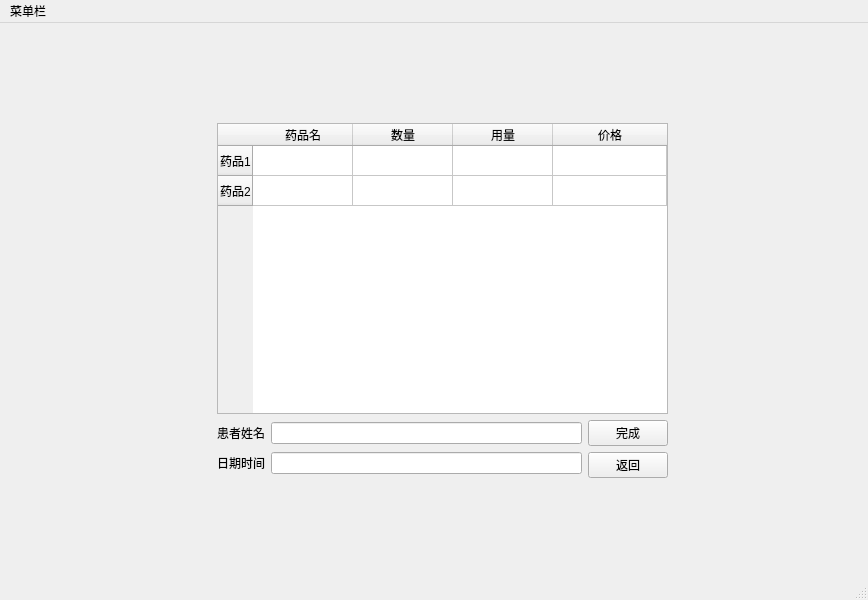
BottleOfErie/SmartHospital, file ui/EditRecipeAndPaymentOrder.ui: the form before one commit.
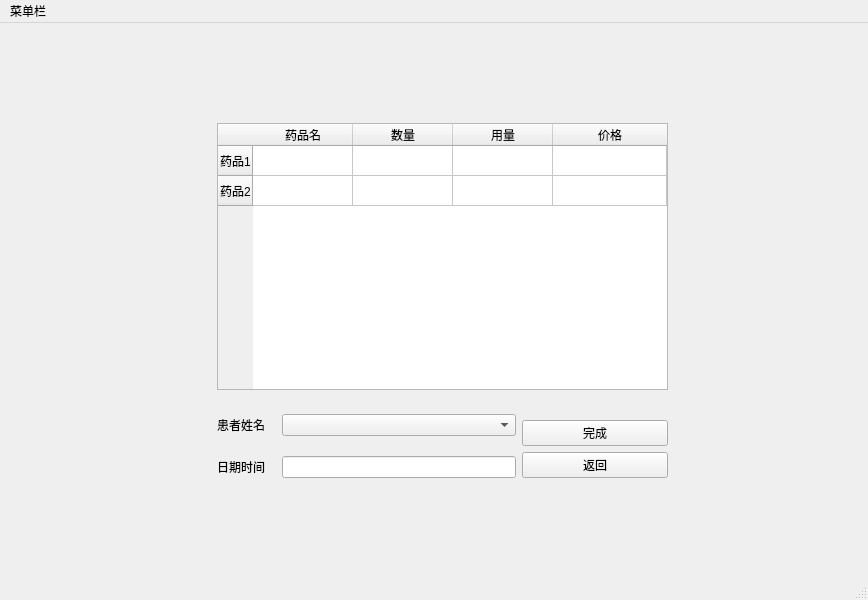
The form after the commit. Icons and pictures are not drawn.

Diff of the .ui file:
```diff
--- a/ui/EditRecipeAndPaymentOrder.ui
+++ b/ui/EditRecipeAndPaymentOrder.ui
@@ -33,7 +33,7 @@
     <property name="bottomMargin">
      <number>100</number>
     </property>
-    <item row="1" column="1">
+    <item row="3" column="2">
      <layout class="QVBoxLayout" name="verticalLayout_2">
       <item>
        <widget class="QPushButton" name="pushButton">
@@ -51,42 +51,7 @@
       </item>
      </layout>
     </item>
-    <item row="1" column="0">
-     <layout class="QVBoxLayout" name="verticalLayout">
-      <item>
-       <layout class="QHBoxLayout" name="horizontalLayout"/>
-      </item>
-      <item>
-       <layout class="QHBoxLayout" name="horizontalLayout_2">
-        <item>
-         <widget class="QLabel" name="label">
-          <property name="text">
-           <string>患者姓名</string>
-          </property>
-         </widget>
-        </item>
-        <item>
-         <widget class="QLineEdit" name="lineEdit_2"/>
-        </item>
-       </layout>
-      </item>
-      <item>
-       <layout class="QHBoxLayout" name="horizontalLayout_3">
-        <item>
-         <widget class="QLabel" name="label_3">
-          <property name="text">
-           <string>日期时间</string>
-          </property>
-         </widget>
-        </item>
-        <item>
-         <widget class="QLineEdit" name="lineEdit_3"/>
-        </item>
-       </layout>
-      </item>
-     </layout>
-    </item>
-    <item row="0" column="0" colspan="2">
+    <item row="0" column="0" colspan="3">
      <widget class="QTableWidget" name="tableWidget">
       <attribute name="horizontalHeaderShowSortIndicator" stdset="0">
        <bool>true</bool>
@@ -126,6 +91,45 @@
       </column>
      </widget>
     </item>
+    <item row="2" column="0" rowspan="2" colspan="2">
+     <layout class="QFormLayout" name="formLayout_2">
+      <property name="horizontalSpacing">
+       <number>15</number>
+      </property>
+      <property name="verticalSpacing">
+       <number>20</number>
+      </property>
+      <property name="topMargin">
+       <number>18</number>
+      </property>
+      <item row="0" column="0">
+       <widget class="QLabel" name="label">
+        <property name="minimumSize">
+         <size>
+          <width>50</width>
+          <height>0</height>
+         </size>
+        </property>
+        <property name="text">
+         <string>患者姓名</string>
+        </property>
+       </widget>
+      </item>
+      <item row="0" column="1">
+       <widget class="QComboBox" name="comboBox"/>
+      </item>
+      <item row="1" column="0">
+       <widget class="QLabel" name="label_3">
+        <property name="text">
+         <string>日期时间</string>
+        </property>
+       </widget>
+      </item>
+      <item row="1" column="1">
+       <widget class="QLineEdit" name="lineEdit_3"/>
+      </item>
+     </layout>
+    </item>
    </layout>
   </widget>
   <widget class="QStatusBar" name="statusbar"/>
```
